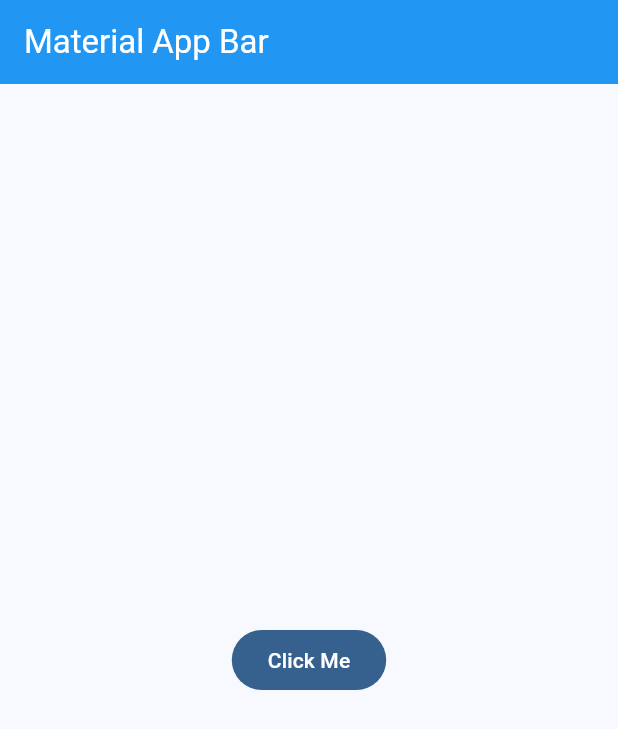
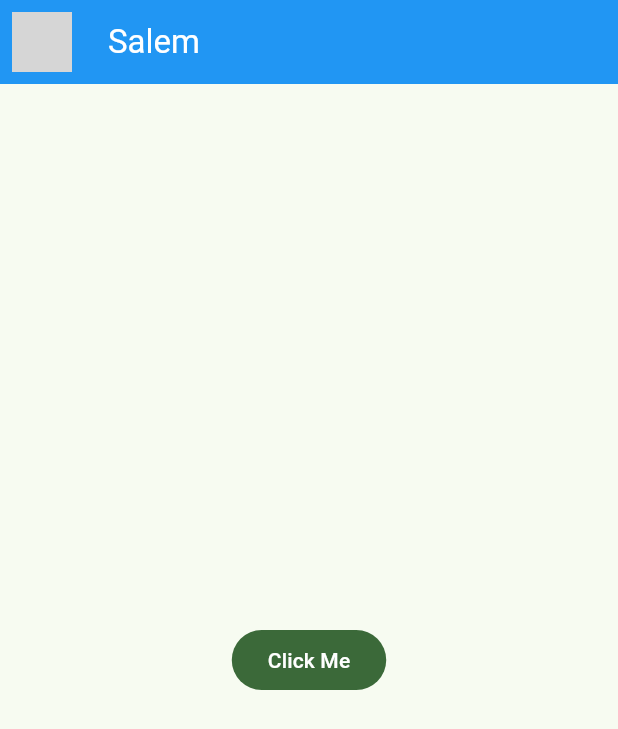
Before and after one commit to afperdomo2/basic-chat-flutter, a Flutter app: the screen it shows after launch, on a phone screen of 412 x 824 dp. Shown: the top 729 px of the screen. Run offline on Flutter 3.47's test engine with Material 3 defaults, Android fonts, the phone set to English and light mode, and no system bars; network calls fail; grey boxes are pictures that could not be loaded.

Commit message:
Añade pantalla de chat: implementa ChatScreen y actualiza la pantalla principal para usarla como inicio.

```diff
--- a/lib/main.dart
+++ b/lib/main.dart
@@ -1,5 +1,6 @@
 import 'package:flutter/material.dart';
 import 'package:yes_no_app/core/themes/app_theme.dart';
+import 'package:yes_no_app/screens/chat_screen.dart';
 
 void main() => runApp(const MyApp());
 
@@ -9,21 +10,9 @@ class MyApp extends StatelessWidget {
   @override
   Widget build(BuildContext context) {
     return MaterialApp(
-      title: 'Material App',
-      debugShowCheckedModeBanner: false,
-      theme: AppTheme(selectedColor: 1).theme(),
-      home: Scaffold(
-        appBar: AppBar(
-          title: const Text(
-            'Material App Bar',
-            style: TextStyle(color: Colors.white),
-          ),
-          backgroundColor: Colors.blue,
-        ),
-        body: Center(
-          child: FilledButton(onPressed: () {}, child: const Text("Click Me")),
-        ),
-      ),
-    );
+        title: 'Material App',
+        debugShowCheckedModeBanner: false,
+        theme: AppTheme(selectedColor: 3).theme(),
+        home: const ChatScreen());
   }
 }
--- /dev/null
+++ b/lib/screens/chat_screen.dart
@@ -0,0 +1,29 @@
+import 'package:flutter/material.dart';
+
+class ChatScreen extends StatelessWidget {
+  const ChatScreen({super.key});
+
+  @override
+  Widget build(BuildContext context) {
+    return Scaffold(
+      appBar: AppBar(
+        leading: const Padding(
+          padding: EdgeInsets.all(8.0),
+          child: CircleAvatar(
+            backgroundImage: NetworkImage(
+              'https://img.freepik.com/premium-vector/black-cat-sitting-white-background-vector-illustration-cat_939485-399.jpg?w=1060',
+            ),
+          ),
+        ),
+        title: const Text(
+          'Salem',
+          style: TextStyle(color: Colors.white),
+        ),
+        backgroundColor: Colors.blue,
+      ),
+      body: Center(
+        child: FilledButton(onPressed: () {}, child: const Text("Click Me")),
+      ),
+    );
+  }
+}
```
